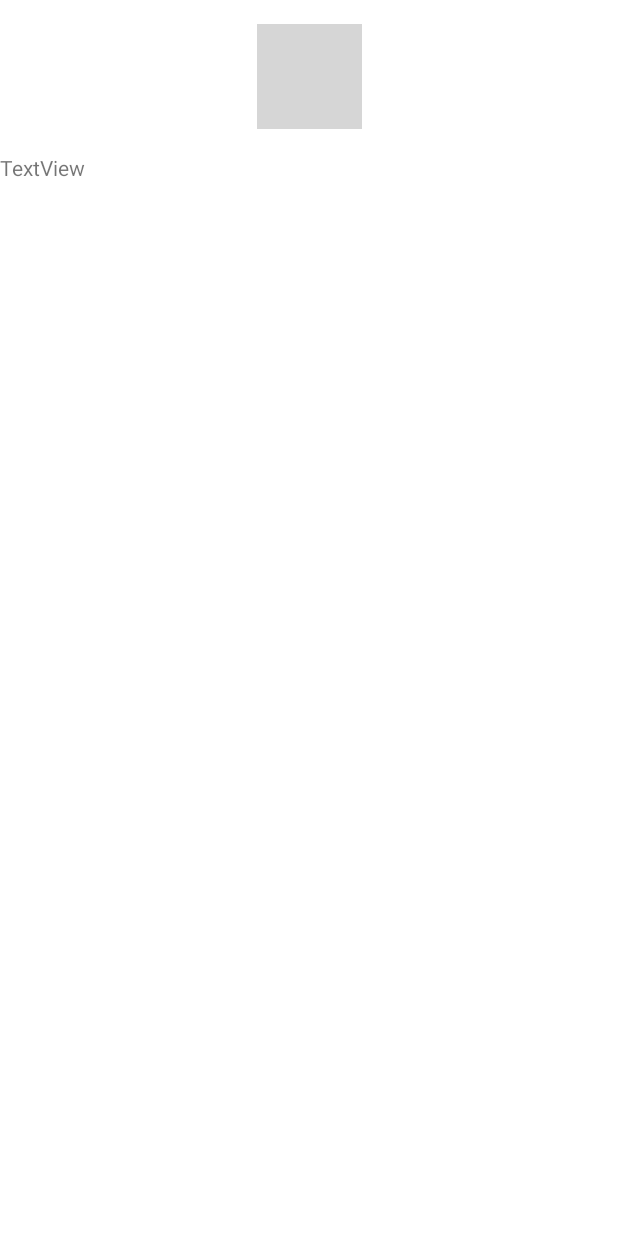
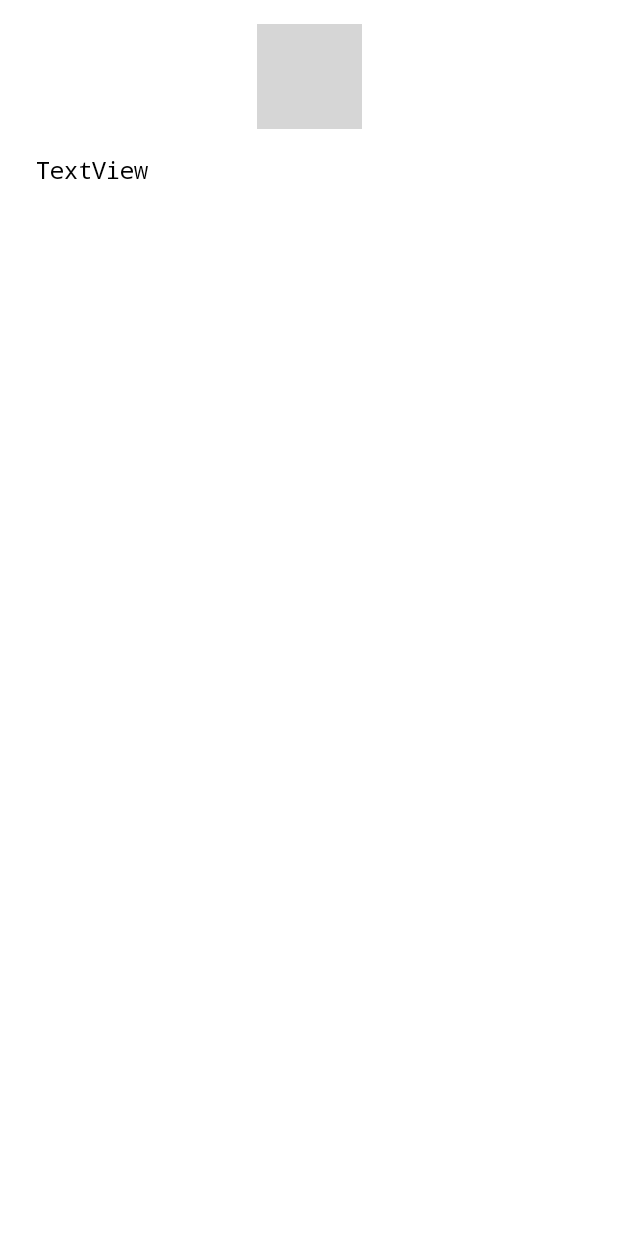
Before and after one commit to serhohuk/30_Days_Challenge, an Android app: the layout challenge_fragment_layout.xml on its own in the app's theme, with its tools: preview values and no code run, on a phone screen of 412 x 824 dp. Run offline under Robolectric (Android 15) with nearby library versions, the phone set to English and light mode, and no system bars; grey boxes are pictures that could not be loaded.

Commit message:
challenge fragment added

```diff
--- a/app/build.gradle
+++ b/app/build.gradle
@@ -30,6 +30,10 @@ android {
     }
     kotlinOptions {
         jvmTarget = JavaVersion.VERSION_1_8.toString()
+    }
+
+    buildFeatures {
+        viewBinding true
     }
 }
 
--- a/app/src/main/java/com/sign/dayschallenge/data/Challenge.kt
+++ b/app/src/main/java/com/sign/dayschallenge/data/Challenge.kt
@@ -13,5 +13,6 @@ data class Challenge(
     val imgResource : Int,
     val description : String?,
     val daysPassed : Int,
+    val daysInMillis : List<Long>,
     val daysState : List<DayState>
 ) : Serializable
--- a/app/src/main/java/com/sign/dayschallenge/ui/fragments/CreateChallengeFragment.kt
+++ b/app/src/main/java/com/sign/dayschallenge/ui/fragments/CreateChallengeFragment.kt
@@ -19,6 +19,7 @@ import com.sign.dayschallenge.data.DayState
 import com.sign.dayschallenge.utils.Constants.Companion.IMAGE_RESOURCE
 import com.sign.dayschallenge.utils.ImageSelectorDialogFragment
 import com.sign.dayschallenge.utils.Resource
+import com.sign.dayschallenge.utils.TimeUtil
 import com.sign.dayschallenge.viewmodel.ChallengeViewModel
 import kotlinx.android.synthetic.main.create_challenge_fragment_layout.*
 import javax.inject.Inject
@@ -63,7 +64,7 @@ class CreateChallengeFragment : Fragment(R.layout.create_challenge_fragment_layo
     private fun getChallenge() : Challenge{
         val title = tv_title.editText?.text.toString()
         val description = tv_description.editText?.text.toString()
-        return Challenge(0,title,resourceImage,description,0, listOf(DayState.EMPTY))
+        return Challenge(0,title,resourceImage,description,0, TimeUtil.generateListOfTimes(), (1..30).map { DayState.EMPTY })
     }
 
     override fun onActivityResult(requestCode: Int, resultCode: Int, data: Intent?) {
--- a/app/src/main/res/layout/challenge_fragment_layout.xml
+++ b/app/src/main/res/layout/challenge_fragment_layout.xml
@@ -20,10 +20,24 @@
         android:id="@+id/tv_description"
         android:layout_width="match_parent"
         android:layout_height="wrap_content"
+        android:layout_marginHorizontal="24dp"
         android:layout_marginTop="16dp"
-        tools:text="TextView"
+        android:fontFamily="monospace"
+        android:textColor="@android:color/black"
+        android:textSize="16sp"
         app:layout_constraintEnd_toEndOf="parent"
         app:layout_constraintHorizontal_bias="0.5"
         app:layout_constraintStart_toStartOf="parent"
-        app:layout_constraintTop_toBottomOf="@+id/iv_challenge_icon" />
+        app:layout_constraintTop_toBottomOf="@+id/iv_challenge_icon"
+        tools:text="TextView" />
+
+    <androidx.recyclerview.widget.RecyclerView
+        android:id="@+id/rv_content"
+        android:layout_width="match_parent"
+        android:layout_height="0dp"
+        app:layout_constraintBottom_toBottomOf="parent"
+        app:layout_constraintEnd_toEndOf="parent"
+        app:layout_constraintHeight_percent="0.65"
+        app:layout_constraintHorizontal_bias="0.5"
+        app:layout_constraintStart_toStartOf="parent" />
 </androidx.constraintlayout.widget.ConstraintLayout>
--- /dev/null
+++ b/app/src/main/res/values/dimens.xml
@@ -0,0 +1,5 @@
+<?xml version="1.0" encoding="utf-8"?>
+<resources>
+    <dimen name="rec_view">5dp</dimen>
+
+</resources>
--- a/app/src/main/res/values/styles.xml
+++ b/app/src/main/res/values/styles.xml
@@ -1,6 +1,6 @@
 <resources>
     <!-- Base application theme. -->
-    <style name="AppTheme" parent="Theme.MaterialComponents.DayNight">
+    <style name="AppTheme" parent="Theme.MaterialComponents.DayNight.NoActionBar">
         <!-- Customize your theme here. -->
         <item name="colorPrimary">@color/colorPrimary</item>
         <item name="colorPrimaryDark">@color/colorPrimaryDark</item>
```
Also changed, not shown: app/src/main/java/com/sign/dayschallenge/adapters/ChallengeAdapter.kt (+18 -0 lines), app/src/main/java/com/sign/dayschallenge/adapters/DayAdapter.kt (added, +73 -0 lines), app/src/main/java/com/sign/dayschallenge/ui/fragments/ChallengeFragment.kt (+52 -2 lines), app/src/main/java/com/sign/dayschallenge/utils/TimeUtil.kt (added, +33 -0 lines), app/src/main/res/layout/item_day_adapter.xml (added, +24 -0 lines), app/src/main/res/values/colors.xml (+7 -0 lines).
